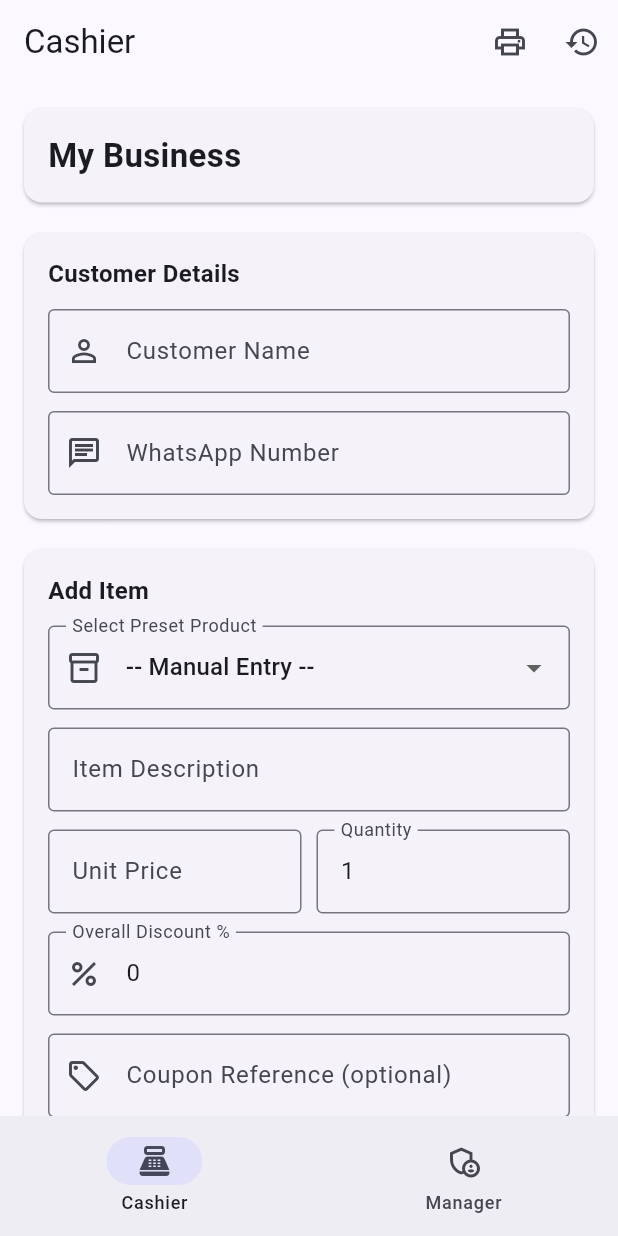
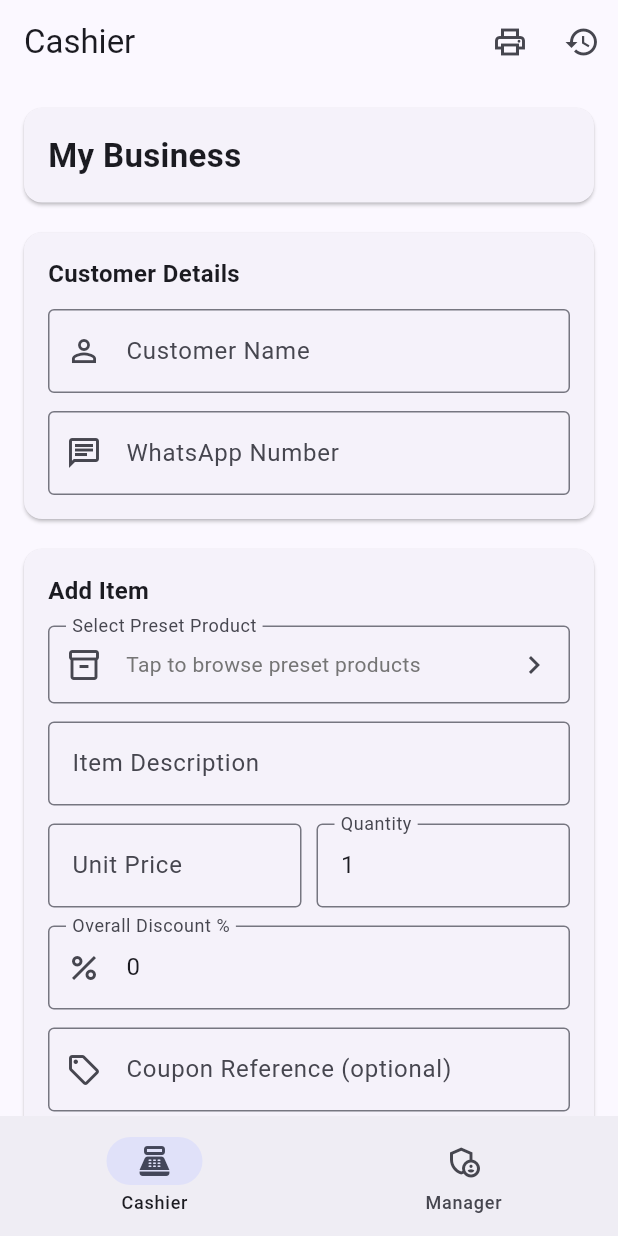
Before and after one commit to philefua/receipt-generator, a Flutter app: the screen it shows after launch, on a phone screen of 412 x 824 dp. Run offline on Flutter 3.47's test engine with Material 3 defaults, Android fonts, the phone set to English and light mode, and no system bars; our stand-ins replace google_sign_in, hive, hive_flutter, permission_handler, share_plus; missing offline and left inert: esc_pos_utils_plus, excel, flutter_classic_bluetooth, googleapis; accounts and stored records are empty.

Commit message:
Replace preset product dropdown with full-screen alphabetized picker featuring search and A-Z jump strip

```diff
--- a/lib/pages/frontend_page.dart
+++ b/lib/pages/frontend_page.dart
@@ -7,6 +7,7 @@ import '../services/thermal_printer_service.dart';
 import '../services/whatsapp_share_service.dart';
 import '../state/app_state_controller.dart';
 import '../widgets/receipt_preview_widget.dart';
+import 'product_picker_page.dart';
 
 class FrontendPage extends StatefulWidget {
   const FrontendPage({super.key});
@@ -70,13 +71,33 @@ class _FrontendPageState extends State<FrontendPage> {
     super.dispose();
   }
 
-  void _onPresetSelected(ProductPreset? preset) {
+  Future<void> _openProductPicker(
+    BuildContext context,
+    AppStateController controller,
+  ) async {
+    final selected = await Navigator.of(context).push<ProductPreset>(
+      MaterialPageRoute(
+        builder: (_) => ProductPickerPage(
+          products: controller.productPresets,
+          currencySymbol: controller.settings.currencySymbol,
+        ),
+      ),
+    );
+
+    if (selected != null) {
+      setState(() {
+        _selectedPreset = selected;
+        _itemNameController.text = selected.name;
+        _itemPriceController.text = selected.price.toStringAsFixed(2);
+      });
+    }
+  }
+
+  void _clearPresetSelection() {
     setState(() {
-      _selectedPreset = preset;
-      if (preset != null) {
-        _itemNameController.text = preset.name;
-        _itemPriceController.text = preset.price.toStringAsFixed(2);
-      }
+      _selectedPreset = null;
+      _itemNameController.clear();
+      _itemPriceController.clear();
     });
   }
 
@@ -287,7 +308,6 @@ class _FrontendPageState extends State<FrontendPage> {
 
   Widget _buildItemEntry(BuildContext context) {
     final controller = context.watch<AppStateController>();
-    final presets = controller.productPresets;
 
     return Card(
       child: Padding(
@@ -300,28 +320,32 @@ class _FrontendPageState extends State<FrontendPage> {
               style: TextStyle(fontSize: 16, fontWeight: FontWeight.bold),
             ),
             const SizedBox(height: 12),
-            DropdownButtonFormField<ProductPreset?>(
-              initialValue: _selectedPreset,
-              decoration: const InputDecoration(
-                labelText: 'Select Preset Product',
-                border: OutlineInputBorder(),
-                prefixIcon: Icon(Icons.inventory_2_outlined),
+            InkWell(
+              onTap: () => _openProductPicker(context, controller),
+              child: InputDecorator(
+                decoration: InputDecoration(
+                  labelText: 'Select Preset Product',
+                  border: const OutlineInputBorder(),
+                  prefixIcon: const Icon(Icons.inventory_2_outlined),
+                  suffixIcon: _selectedPreset != null
+                      ? IconButton(
+                          icon: const Icon(Icons.clear),
+                          onPressed: _clearPresetSelection,
+                        )
+                      : const Icon(Icons.chevron_right),
+                ),
+                child: Text(
+                  _selectedPreset != null
+                      ? '${_selectedPreset!.name} (${controller.settings.currencySymbol}${_selectedPreset!.price.toStringAsFixed(2)})'
+                      : 'Tap to browse preset products',
+                  style: TextStyle(
+                    color: _selectedPreset != null
+                        ? Theme.of(context).textTheme.bodyLarge?.color
+                        : Colors.grey.shade600,
+                  ),
+                  overflow: TextOverflow.ellipsis,
+                ),
               ),
-              items: [
-                const DropdownMenuItem<ProductPreset?>(
-                  value: null,
-                  child: Text('-- Manual Entry --'),
-                ),
-                ...presets.map(
-                  (preset) => DropdownMenuItem<ProductPreset?>(
-                    value: preset,
-                    child: Text(
-                      '${preset.name} (${controller.settings.currencySymbol}${preset.price.toStringAsFixed(2)})',
-                    ),
-                  ),
-                ),
-              ],
-              onChanged: _onPresetSelected,
             ),
             const SizedBox(height: 12),
             TextField(
```
Also changed, not shown: lib/pages/product_picker_page.dart (added, +244 -0 lines).
